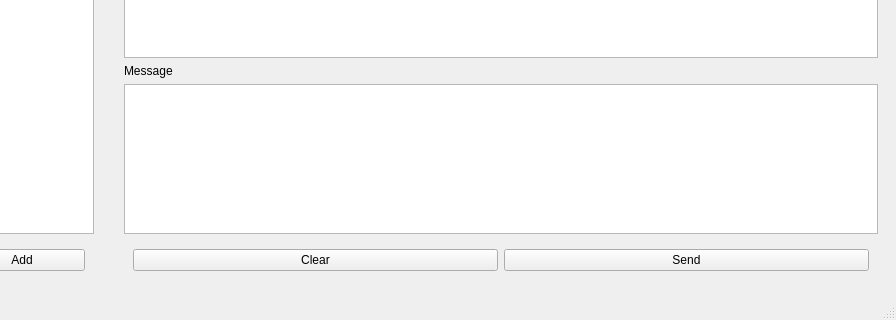
The window that client/main_window.ui (MariaAfanaseva/PyQT) describes before a commit, drawn with Qt 5; both pictures show x 200 to 1096 and y 484 to 804 of the 1096 by 804 pixel window.
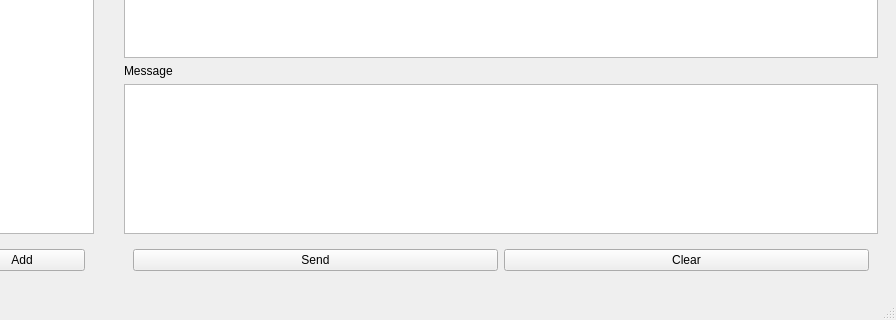
The same window after the commit.

Commit message: Update history text and send, clear buttons

The edit to the form file:
```diff
--- a/client/main_window.ui
+++ b/client/main_window.ui
@@ -52,13 +52,6 @@
              <layout class="QHBoxLayout" name="horizontalLayout_2">
               <item>
                <layout class="QGridLayout" name="messageControlLayout">
-                <item row="0" column="0">
-                 <widget class="QPushButton" name="clearMessageButton">
-                  <property name="text">
-                   <string>Clear</string>
-                  </property>
-                 </widget>
-                </item>
                 <item row="0" column="1">
                  <widget class="QPushButton" name="sendMessageButton">
                   <property name="text">
@@ -66,6 +59,13 @@
                   </property>
                  </widget>
                 </item>
+                <item row="0" column="2">
+                 <widget class="QPushButton" name="clearMessageButton">
+                  <property name="text">
+                   <string>Clear</string>
+                  </property>
+                 </widget>
+                </item>
                </layout>
               </item>
              </layout>
```
The commit also changes 3 other files.
